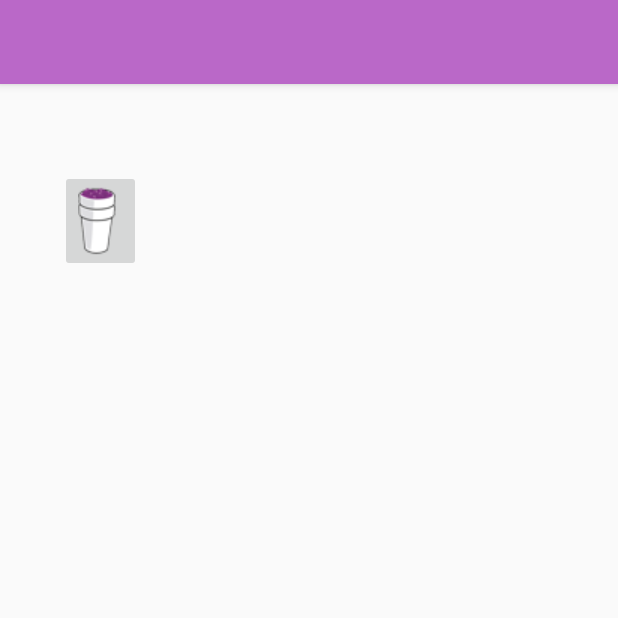
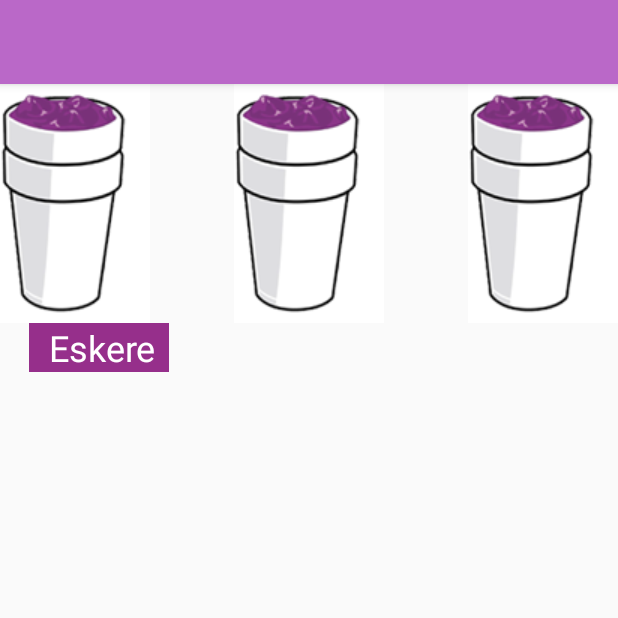
Before and after one commit to MatteoMartinelliMM/NomeIndefinito, an Android app: the TrapStarActivity screen opened directly, with no data from a screen before it, on a phone screen of 412 x 824 dp, the top half of it. Run offline under Robolectric (Android 15) with nearby library versions, the phone set to English and light mode, and no system bars.

Commit message:
creata recycle view contenete i bottoni

```diff
--- a/app/build.gradle
+++ b/app/build.gradle
@@ -26,4 +26,8 @@ dependencies {
     androidTestImplementation 'com.android.support.test:runner:1.0.1'
     androidTestImplementation 'com.android.support.test.espresso:espresso-core:3.0.1'
     compile 'com.github.devlight:infinitecycleviewpager:1.0.2'
+    implementation 'com.android.support:recyclerview-v7:26.1.0'
+    implementation 'com.android.support:design:26.1.0'
+    implementation 'com.android.support:cardview-v7:26.1.0'
+
 }
--- a/app/src/main/res/layout/activity_trap_star.xml
+++ b/app/src/main/res/layout/activity_trap_star.xml
@@ -10,11 +10,40 @@
         android:id="@+id/imageButton2"
         android:layout_width="wrap_content"
         android:layout_height="wrap_content"
+        android:layout_alignBottom="@+id/imageButton3"
+        android:layout_centerHorizontal="true"
+        android:background="@android:color/background_light"
+        app:srcCompat="@drawable/codeine_button_img"
+        />
+
+    <ImageButton
+        android:id="@+id/imageButton3"
+        android:layout_width="wrap_content"
+        android:layout_height="wrap_content"
+        android:background="@android:color/background_light"
+        app:srcCompat="@drawable/codeine_button_img" />
+
+    <ImageButton
+        android:id="@+id/imageButton4"
+        android:layout_width="wrap_content"
+        android:layout_height="wrap_content"
+        android:layout_alignParentEnd="true"
+        android:layout_alignParentRight="true"
+        android:layout_alignParentTop="true"
+        android:background="@android:color/background_light"
+        app:srcCompat="@drawable/codeine_button_img" />
+
+    <TextView
+        android:id="@+id/eskere"
+        android:layout_width="wrap_content"
+        android:layout_height="wrap_content"
         android:layout_alignParentLeft="true"
         android:layout_alignParentStart="true"
-        android:layout_alignParentTop="true"
-        android:layout_marginLeft="40dp"
-        android:layout_marginStart="40dp"
-        android:layout_marginTop="57dp"
-        app:srcCompat="@drawable/coedine_button_3" />
+        android:layout_below="@+id/imageButton3"
+        android:layout_marginLeft="19dp"
+        android:layout_marginStart="19dp"
+        android:background="@color/logoColor"
+        android:text="\tEskere\t"
+        android:textColor="@android:color/background_light"
+        android:textSize="24sp" />
 </RelativeLayout>
--- a/app/src/main/res/values/colors.xml
+++ b/app/src/main/res/values/colors.xml
@@ -3,4 +3,5 @@
     <color name="colorPrimary">#ba68c8</color>
     <color name="colorPrimaryDark">#4a148c</color>
     <color name="colorAccent">#f7eff2</color>
+    <color name="logoColor">#962f8b</color>
 </resources>
```
Also changed, not shown: app/src/main/java/com/xtini/mimalo/soundbuttongangedition/Control/ButtonResViewAdapter.java (+64 -1 lines), app/src/main/java/com/xtini/mimalo/soundbuttongangedition/Model/TrapStar.java (+21 -0 lines), app/src/main/res/layout/element_button_list.xml (added, +45 -0 lines), app/src/main/res/drawable/codeine_button_2.png (deleted), app/src/main/res/drawable/codeine_button_img.png (added), app/src/main/res/drawable/coedine_button_3.png (deleted).
